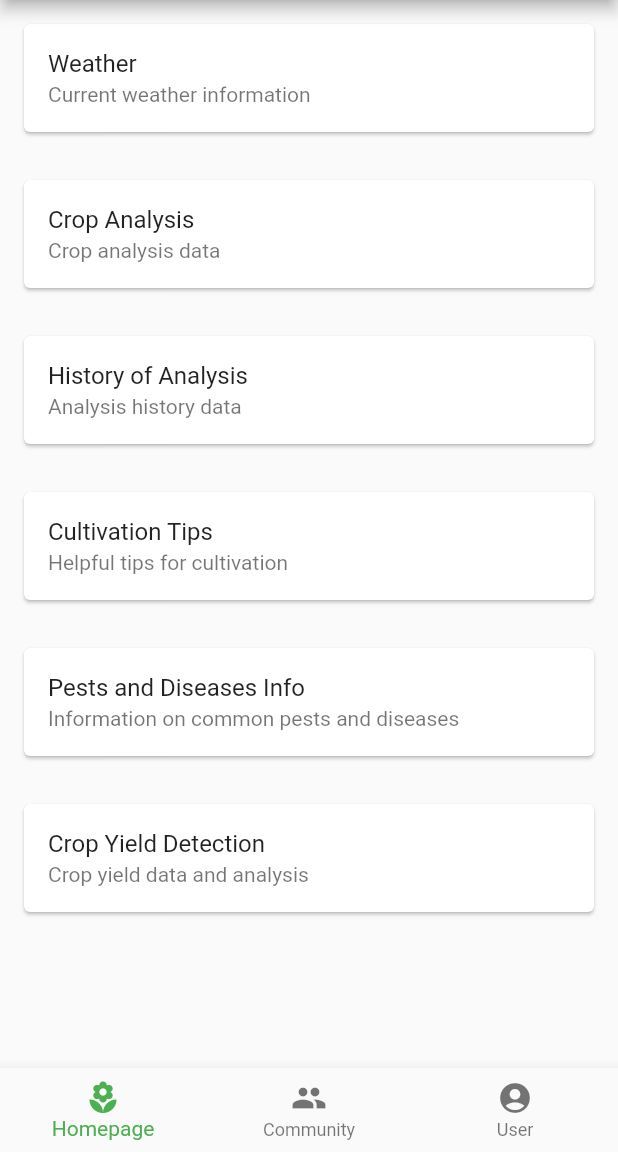
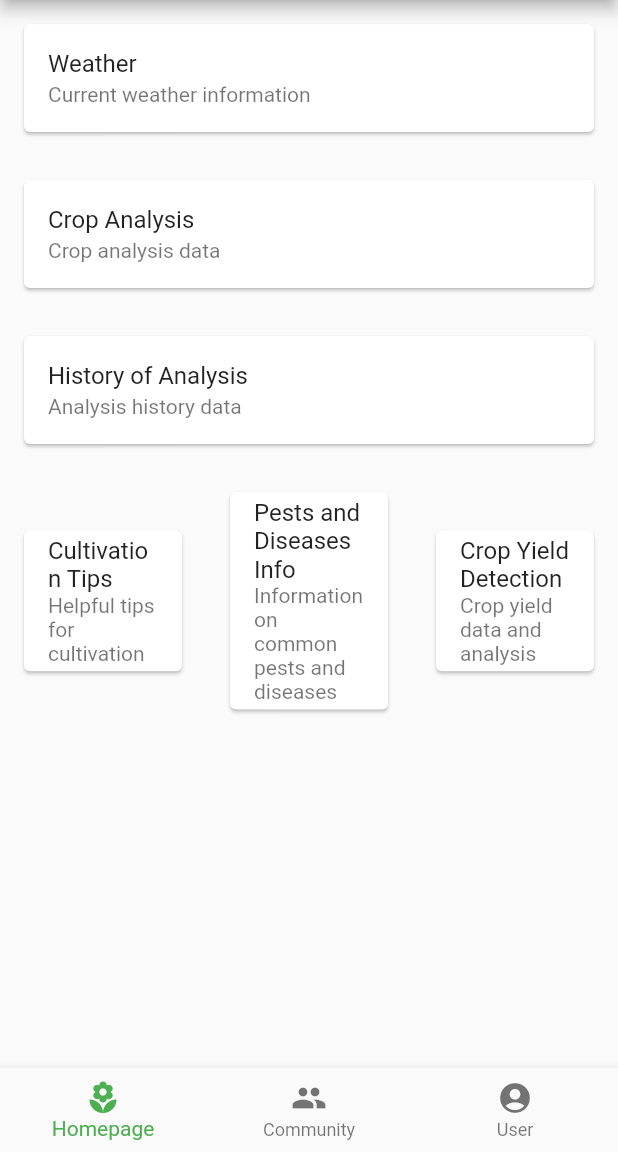
Before and after one commit to kclementir/cc206_human_humay, a Flutter app: the screen it shows after launch, on a phone screen of 412 x 824 dp, the part 84-1236 px from its top. Run offline on Flutter 3.47's test engine with Material 2 defaults, Android fonts, the light colour scheme and no system bars.

Commit message:
Layout adjustment

```diff
--- a/lib/features/dashboard.dart
+++ b/lib/features/dashboard.dart
@@ -6,44 +6,41 @@ class Dashboard extends StatelessWidget {
   @override
   Widget build(BuildContext context) {
     return const Scaffold(
-      body: Column(
+        body: SingleChildScrollView(
+      child: Column(
         crossAxisAlignment: CrossAxisAlignment.stretch,
         children: [
-          // Weather
-          Flexible(
-            child: Card(
+          //Weather
+          Card(
             margin: EdgeInsets.all(16.0),
             child: ListTile(
               title: Text('Weather'),
               subtitle: Text('Current weather information'),
             ),
           ),
-          ),
 
-          // Crop Analysis
-          Flexible(
-            child: Card(
+          //Crop Analysis
+          Card(
             margin: EdgeInsets.all(16.0),
             child: ListTile(
               title: Text('Crop Analysis'),
               subtitle: Text('Crop analysis data'),
             ),
           ),
-          ),
 
-          // History of Analysis
-          Flexible(
-            child: Card(
+          //Analysis History
+          Card(
             margin: EdgeInsets.all(16.0),
             child: ListTile(
               title: Text('History of Analysis'),
               subtitle: Text('Analysis history data'),
             ),
           ),
-          ),
 
-          // Cultivation Tips
-          Flexible(
+          Row(
+            children: [
+              //Cultivation Tips
+              Expanded(
                 child: Card(
                   margin: EdgeInsets.all(16.0),
                   child: ListTile(
@@ -53,8 +50,8 @@ class Dashboard extends StatelessWidget {
                 ),
               ),
 
-          // Pests and Diseases Info
-          Flexible(
+              //Pests and Diseases
+              Expanded(
                 child: Card(
                   margin: EdgeInsets.all(16.0),
                   child: ListTile(
@@ -64,8 +61,8 @@ class Dashboard extends StatelessWidget {
                 ),
               ),
 
-          // Crop Yield Detection
-          Flexible(
+              //Crop Yield Detection
+              Expanded(
                 child: Card(
                   margin: EdgeInsets.all(16.0),
                   child: ListTile(
@@ -76,6 +73,8 @@ class Dashboard extends StatelessWidget {
               ),
             ],
           ),
-    );
+        ],
+      ),
+    ));
   }
 }
--- a/lib/main.dart
+++ b/lib/main.dart
@@ -24,6 +24,7 @@ class MyHomePage extends StatefulWidget {
   const MyHomePage({Key? key}) : super(key: key);
 
   @override
+  // ignore: library_private_types_in_public_api
   _MyHomePageState createState() => _MyHomePageState();
 }
 
```
Lines whose indentation alone changed are shown as unchanged.
